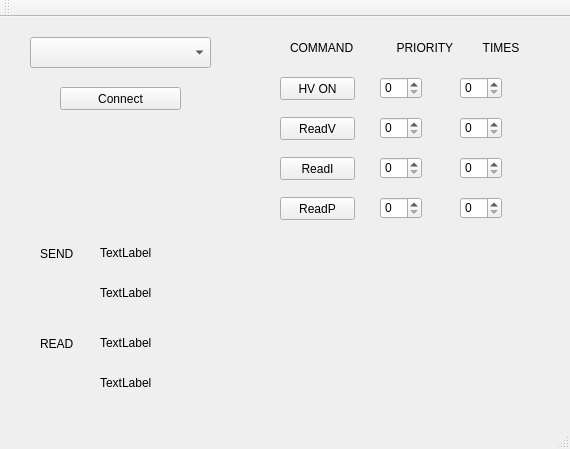
Above: mainwindow.ui from anphan2410/UHV2Worker before the change. Below: the same form after it.
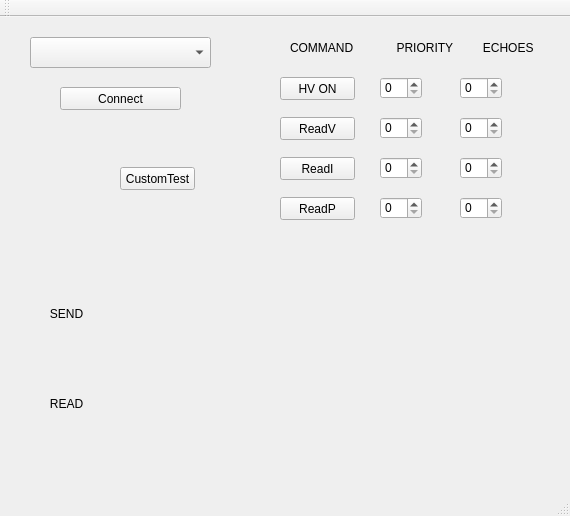
That is the form after the change.

Commit message: test on Pi with qt5.8

```diff
--- a/mainwindow.ui
+++ b/mainwindow.ui
@@ -7,7 +7,7 @@
     <x>0</x>
     <y>0</y>
     <width>570</width>
-    <height>449</height>
+    <height>516</height>
    </rect>
   </property>
   <property name="windowTitle">
@@ -139,7 +139,7 @@
      </rect>
     </property>
     <property name="text">
-     <string>COMMAND             PRIORITY         TIMES</string>
+     <string>COMMAND             PRIORITY         ECHOES</string>
     </property>
    </widget>
    <widget class="QSpinBox" name="spinBoxHVonoff_2">
@@ -186,78 +186,103 @@
     <property name="geometry">
      <rect>
       <x>40</x>
-      <y>230</y>
+      <y>290</y>
       <width>47</width>
       <height>13</height>
      </rect>
     </property>
     <property name="text">
-     <string>SEND</string>
+     <string>   SEND</string>
     </property>
    </widget>
    <widget class="QLabel" name="labelSentMsg">
     <property name="geometry">
      <rect>
       <x>100</x>
-      <y>220</y>
+      <y>280</y>
       <width>441</width>
       <height>31</height>
      </rect>
     </property>
     <property name="text">
-     <string>TextLabel</string>
+     <string/>
+    </property>
+    <property name="margin">
+     <number>11</number>
     </property>
    </widget>
    <widget class="QLabel" name="labelSentMessage">
     <property name="geometry">
      <rect>
       <x>100</x>
-      <y>260</y>
+      <y>320</y>
       <width>441</width>
       <height>31</height>
      </rect>
     </property>
     <property name="text">
-     <string>TextLabel</string>
+     <string/>
+    </property>
+    <property name="margin">
+     <number>11</number>
     </property>
    </widget>
    <widget class="QLabel" name="labelReadMessage">
     <property name="geometry">
      <rect>
       <x>100</x>
-      <y>350</y>
+      <y>410</y>
       <width>441</width>
       <height>31</height>
      </rect>
     </property>
     <property name="text">
-     <string>TextLabel</string>
+     <string/>
+    </property>
+    <property name="margin">
+     <number>11</number>
     </property>
    </widget>
    <widget class="QLabel" name="labelREAD">
     <property name="geometry">
      <rect>
       <x>40</x>
-      <y>320</y>
+      <y>380</y>
       <width>47</width>
       <height>13</height>
      </rect>
     </property>
     <property name="text">
-     <string>READ</string>
+     <string>   READ</string>
     </property>
    </widget>
    <widget class="QLabel" name="labelReadMsg">
     <property name="geometry">
      <rect>
       <x>100</x>
-      <y>310</y>
+      <y>370</y>
       <width>441</width>
       <height>31</height>
      </rect>
     </property>
     <property name="text">
-     <string>TextLabel</string>
+     <string/>
+    </property>
+    <property name="margin">
+     <number>11</number>
+    </property>
+   </widget>
+   <widget class="QPushButton" name="pushButton">
+    <property name="geometry">
+     <rect>
+      <x>120</x>
+      <y>150</y>
+      <width>75</width>
+      <height>23</height>
+     </rect>
+    </property>
+    <property name="text">
+     <string>CustomTest</string>
     </property>
    </widget>
   </widget>
```
The commit also changes 2 other files.
